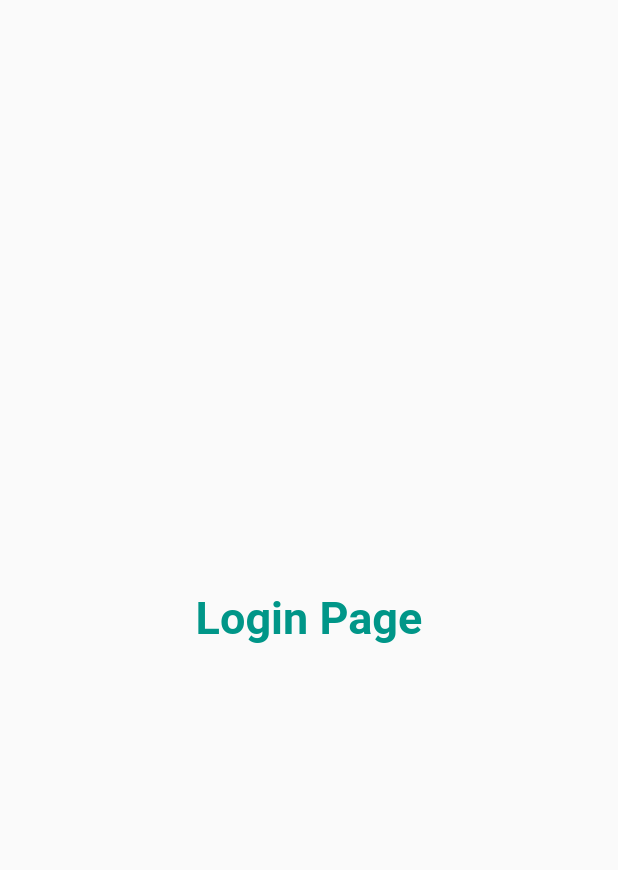
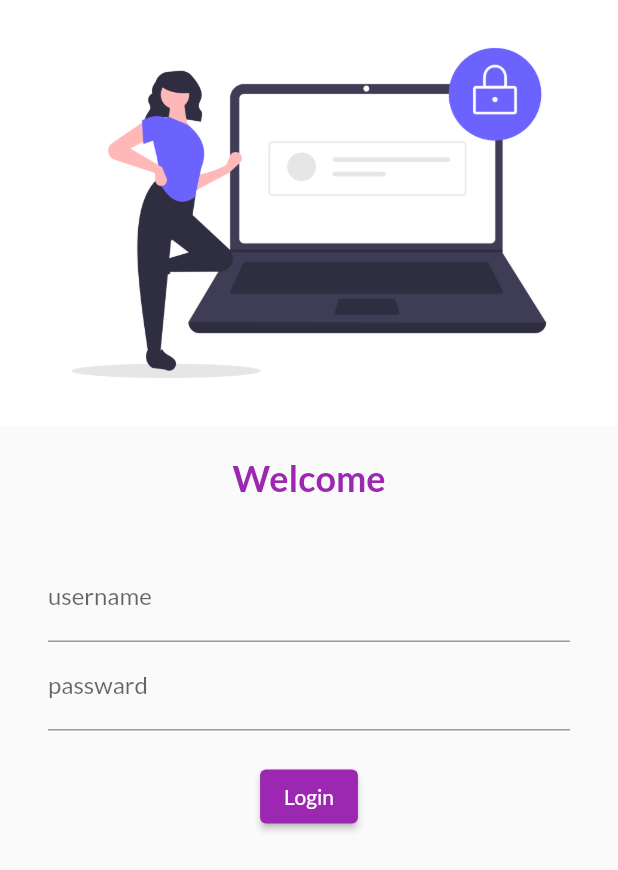
Before and after one commit to ShardulVJ/flutter_basics, a Flutter app: the screen it shows after launch, on a phone screen of 412 x 824 dp. Shown: the top 870 px of the screen. Run offline on Flutter 3.47's test engine with Material 2 defaults, Android fonts, the phone set to English and light mode, and no system bars; our stand-ins replace google_fonts.

Commit message:
commit 3 completed

```diff
--- a/lib/loginpage.dart
+++ b/lib/loginpage.dart
@@ -1,18 +1,57 @@
 import 'package:flutter/material.dart';
+import 'package:google_fonts/google_fonts.dart';
 
 class LoginPage extends StatelessWidget {
   const LoginPage({Key? key}) : super(key: key);
 
   @override
   Widget build(BuildContext context) {
+    color:
+    Colors.white;
     return Material(
-      child: Center(
-        child: Text("Login Page",style: TextStyle(
-          fontSize: 30,
-          fontWeight:FontWeight.bold,
-          color: Colors.teal
-        ),)
+        child: Column(
+      children: [
+        Image.asset(
+          "assets/images/login1.png",
+          fit: BoxFit.cover,
         ),
-    );
+        SizedBox(
+          height: 20,
+        ),
+        Text(
+          "Welcome",
+          style: TextStyle(
+              fontWeight: FontWeight.bold, fontSize: 24, color: Colors.purple),
+        ),
+        SizedBox(
+          height: 20,
+        ),
+        Padding(
+          padding: const EdgeInsets.symmetric(vertical: 16, horizontal: 32),
+          child: Column(
+            children: [
+              TextFormField(
+                decoration: InputDecoration(
+                    hintText: "Enter sername", labelText: "username"),
+              ),
+              TextFormField(
+                obscureText: true,
+                decoration: InputDecoration(
+                    hintText: "Enter Passward", labelText: "passward"),
+              ),
+              SizedBox(
+                height: 20,
+              ),
+              ElevatedButton(
+                  onPressed: () {
+                    print("Hello Flutter");
+                  },
+                  child: Text("Login"),
+                  style: TextButton.styleFrom())
+            ],
+          ),
+        )
+      ],
+    ));
   }
 }
--- a/lib/main.dart
+++ b/lib/main.dart
@@ -1,6 +1,8 @@
 import 'package:flutter/material.dart';
 import 'package:my_application/Pages/homepage.dart';
 import 'package:my_application/loginpage.dart';
+import 'package:google_fonts/google_fonts.dart';
+
 
 void main() {
   runApp(MyApp());
@@ -18,7 +20,10 @@ class MyApp extends StatelessWidget {
       darkTheme: ThemeData(
         brightness: Brightness.dark,
       ),
-      theme: ThemeData(primarySwatch: Colors.purple),
+      theme: ThemeData(
+        primarySwatch: Colors.purple,
+        fontFamily: GoogleFonts.lato().fontFamily,
+      ),
       initialRoute: "/login",
       routes: {
         "/":(context) => HomePage(),
--- a/pubspec.yaml
+++ b/pubspec.yaml
@@ -45,6 +45,7 @@ dev_dependencies:
   # package. See that file for information about deactivating specific lint
   # rules and activating additional ones.
   flutter_lints: ^1.0.0
+  google_fonts: ^2.3.1
 
 # For information on the generic Dart part of this file, see the
 # following page: https://dart.dev/tools/pub/pubspec
@@ -58,8 +59,8 @@ flutter:
   uses-material-design: true
 
   # To add assets to your application, add an assets section, like this:
-  # assets:
-  #   - images/a_dot_burr.jpeg
+  assets:
+    - assets/images/
   #   - images/a_dot_ham.jpeg
 
   # An image asset can refer to one or more resolution-specific "variants", see
```
Also changed, not shown: assets/images/login.jpg (added), assets/images/login1.png (added), pubspec.lock.
